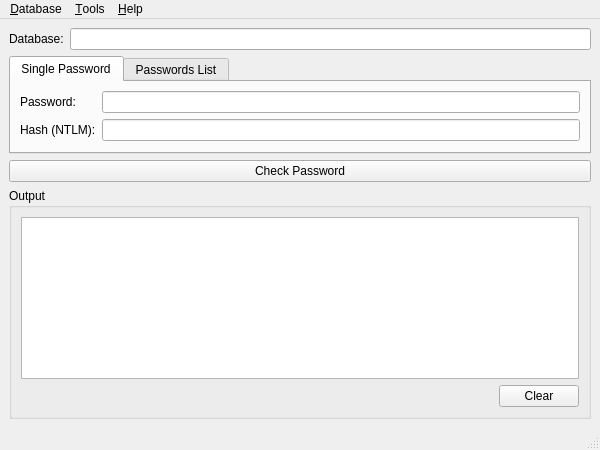
Qt form mainwindow.ui (BrainB0ne/haveibeenpwned-local) before a commit.
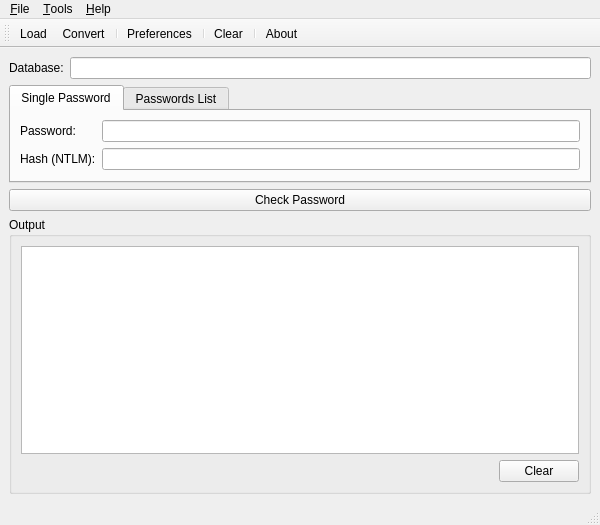
The same form after that commit. Icons and pictures are not drawn.

Commit message: added ToolBar and preparations for Preferences Dialog

What changed in the file:
```diff
--- a/mainwindow.ui
+++ b/mainwindow.ui
@@ -7,7 +7,7 @@
     <x>0</x>
     <y>0</y>
     <width>600</width>
-    <height>450</height>
+    <height>525</height>
    </rect>
   </property>
   <property name="windowTitle">
@@ -195,12 +195,12 @@
      <x>0</x>
      <y>0</y>
      <width>600</width>
-     <height>22</height>
+     <height>23</height>
     </rect>
    </property>
    <widget class="QMenu" name="menu_File">
     <property name="title">
-     <string>&amp;Database</string>
+     <string>&amp;File</string>
     </property>
     <addaction name="actionLoad"/>
     <addaction name="separator"/>
@@ -235,6 +235,25 @@
    <addaction name="menu_Help"/>
   </widget>
   <widget class="QStatusBar" name="statusbar"/>
+  <widget class="QToolBar" name="toolBar">
+   <property name="windowTitle">
+    <string>toolBar</string>
+   </property>
+   <attribute name="toolBarArea">
+    <enum>TopToolBarArea</enum>
+   </attribute>
+   <attribute name="toolBarBreak">
+    <bool>false</bool>
+   </attribute>
+   <addaction name="actionLoad"/>
+   <addaction name="actionConvert"/>
+   <addaction name="separator"/>
+   <addaction name="actionPreferences"/>
+   <addaction name="separator"/>
+   <addaction name="actionClipboardClear"/>
+   <addaction name="separator"/>
+   <addaction name="actionAbout"/>
+  </widget>
   <action name="actionLoad">
    <property name="icon">
     <iconset resource="haveibeenpwned-local.qrc">
@@ -295,6 +314,18 @@
     <string>Clear Clipboard</string>
    </property>
   </action>
+  <action name="actionPreferences">
+   <property name="icon">
+    <iconset resource="haveibeenpwned-local.qrc">
+     <normaloff>:/images/tabler/settings.png</normaloff>:/images/tabler/settings.png</iconset>
+   </property>
+   <property name="text">
+    <string>&amp;Preferences</string>
+   </property>
+   <property name="statusTip">
+    <string>Show/Edit Preferences</string>
+   </property>
+  </action>
  </widget>
  <tabstops>
   <tabstop>dbLineEdit</tabstop>
```
Left out of the diff: 3 changed lines with no effect on the pictures. The commit also changes 2 other files.
